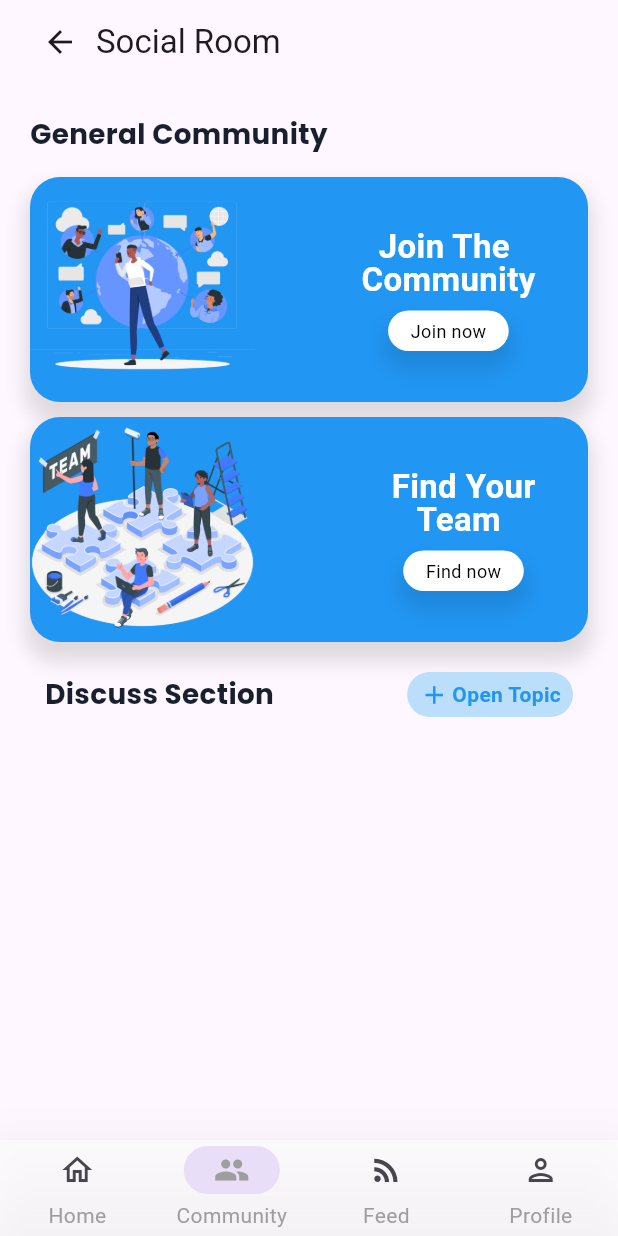
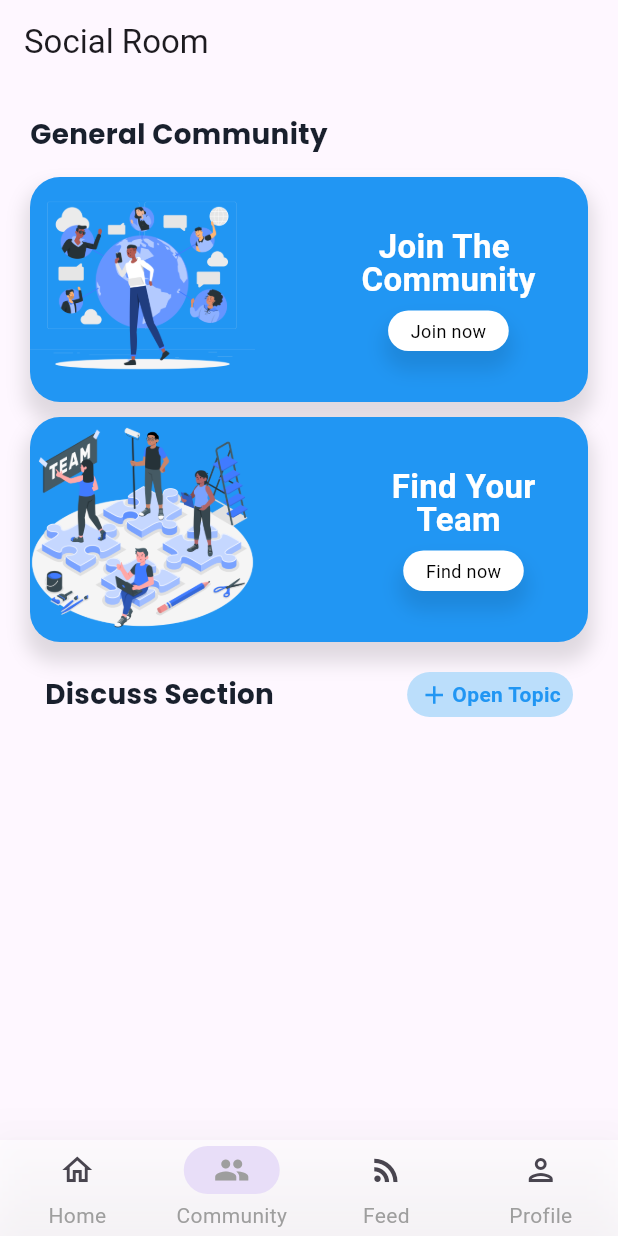
Before and after one commit to absrdprogrammer/kampus_connect, a Flutter app: the screen it shows once a user with an empty profile is signed in, item 2 of the bottom bar chosen, on a phone screen of 412 x 824 dp. Run offline on Flutter 3.47's test engine with Material 3 defaults, Android fonts, the light colour scheme and no system bars; our stand-ins replace carousel_slider, cloud_firestore, firebase_auth, firebase_core, firebase_messaging, firebase_storage and 7 more; missing offline and left inert: intro_screen_onboarding_flutter; accounts and stored records are empty; network calls fail.

Commit message:
add navbar

```diff
--- a/lib/pages/home_screen.dart
+++ b/lib/pages/home_screen.dart
@@ -18,6 +18,7 @@ import 'package:kampus_connect/pages/login.dart';
 import 'package:kampus_connect/pages/news_detail_screen.dart';
 import 'package:kampus_connect/pages/news_list.dart';
 import 'package:kampus_connect/pages/post_information.dart';
+import 'package:kampus_connect/pages/profile.dart';
 import 'package:kampus_connect/pages/social.dart';
 import 'package:kampus_connect/widgets/announcement_modal.dart';
 import 'package:kampus_connect/widgets/edit.dart';
@@ -31,37 +32,6 @@ class InformationPage extends StatefulWidget {
 
 class _InformationPageState extends State<InformationPage> {
   FirestoreDatabase database = FirestoreDatabase();
-  // int _selectedIndex = 0;
-
-  // void _onItemTapped(int index) {
-  //   setState(() {
-  //     _selectedIndex = index;
-
-  //     switch (_selectedIndex) {
-  //       case 0:
-  //         Navigator.push(context,
-  //             MaterialPageRoute(builder: (context) => const HomePage()));
-  //         break;
-  //       case 1:
-  //         {
-  //           Navigator.push(context,
-  //               MaterialPageRoute(builder: (context) => const SocialPage()));
-  //         }
-  //         break;
-  //     }
-  //   });
-  // }
-
-  // final List<Widget> _pages = [
-  //   const HomePage(),
-  //   const SocialPage(),
-  //   const Center(
-  //     child: Text("Test"),
-  //   ),
-  //   const Center(
-  //     child: Text("Test"),
-  //   )
-  // ];
   String role = '';
   bool isAdmin = false;
 
@@ -137,7 +107,7 @@ class _InformationPageState extends State<InformationPage> {
           // Feed
           InformationListPage(isAdmin: isAdmin),
           // Profile
-          const SocialPage()
+          const ProfileScreen()
         ][_currentPageIndex],
         extendBody: true,
           // bottomNavigationBar: BottomNavigationBar(
--- a/lib/pages/social.dart
+++ b/lib/pages/social.dart
@@ -23,91 +23,20 @@ class SocialPage extends StatefulWidget {
 class _InformationPageState extends State<SocialPage> {
   final isLiked = false;
 
-  // int _selectedIndex = 0;
-
-  // void _onItemTapped(int index) {
-  //   _selectedIndex = index;
-  //   print(_selectedIndex);
-
-  //   setState(() {
-  //     switch (_selectedIndex) {
-  //       case 0:
-  //         Navigator.push(context,
-  //             MaterialPageRoute(builder: (context) => const HomePage()));
-  //         break;
-  //       case 1:
-  //         {
-  //           Navigator.push(context,
-  //               MaterialPageRoute(builder: (context) => const SocialPage()));
-  //         }
-  //         break;
-  //     }
-  //   });
-  // }
-
-  // final List<Widget> _pages = [
-  //   const InformationPage(),
-  //   const SocialHomePage(),
-  //   const Center(
-  //     child: Text("Test"),
-  //   ),
-  //   const Center(
-  //     child: Text("Test"),
-  //   )
-  // ];
-
   @override
   Widget build(BuildContext context) {
     return MaterialApp(
         debugShowCheckedModeBanner: false,
         home: Scaffold(
           appBar: AppBar(
-            title: Row(
+            title: const Row(
               children: [
-                IconButton(
-                  icon: const Icon(Icons.arrow_back),
-                  onPressed: () => Navigator.pop(context),
-                ),
-                const Text("Social Room"),
+                Text("Social Room"),
               ],
             ),
           ),
           backgroundColor: kLighterWhite,
           body: const SocialHomePage(),
-          // bottomNavigationBar: BottomNavigationBar(
-          //   elevation: 0,
-          //   type: BottomNavigationBarType.fixed,
-          //   backgroundColor: kWhite,
-          //   items: <BottomNavigationBarItem>[
-          //     BottomNavigationBarItem(
-          //       icon: _selectedIndex == 0
-          //           ? SvgPicture.asset('assets/images/home_selected_icon.svg')
-          //           : SvgPicture.asset(
-          //               'assets/images/home_unselected_icon.svg'),
-          //       label: '',
-          //     ),
-          //     BottomNavigationBarItem(
-          //       icon: _selectedIndex == 1
-          //           ? Icon(CupertinoIcons.chat_bubble_2_fill)
-          //           : Icon(CupertinoIcons.chat_bubble_2),
-          //       label: '',
-          //     ),
-          //     BottomNavigationBarItem(
-          //       icon: _selectedIndex == 2
-          //           ? Icon(CupertinoIcons.info_circle_fill)
-          //           : Icon(CupertinoIcons.info_circle),
-          //       label: '',
-          //     ),
-          //     BottomNavigationBarItem(
-          //       icon: _selectedIndex == 3
-          //           ? Icon(Icons.logout)
-          //           : Icon(Icons.logout),
-          //       label: '',
-          //     ),
-          //   ],
-          //   currentIndex: _selectedIndex,
-          //   onTap: _onItemTapped,
-          // ),
         ));
   }
 }
```
